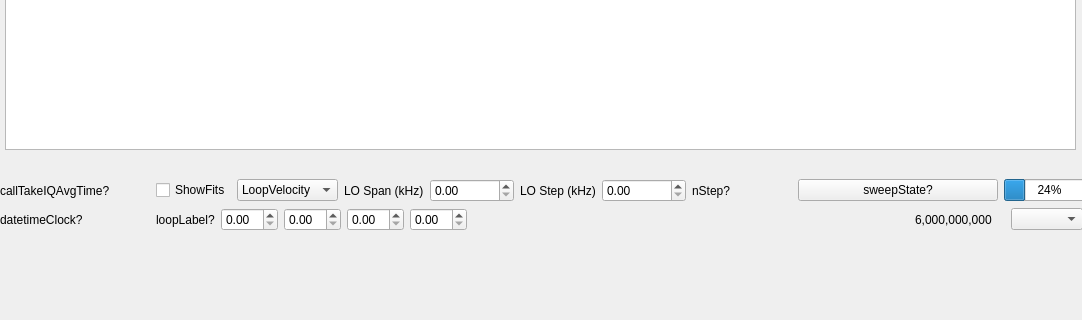
Above: DataReadout/ChannelizerControls/ResonancePlotWidget.ui from adamanderson/MkidDigitalReadout before the change; both pictures show x 0 to 1082 and y 371 to 691 of the 1082 by 691 pixel window. Below: the same form after it.
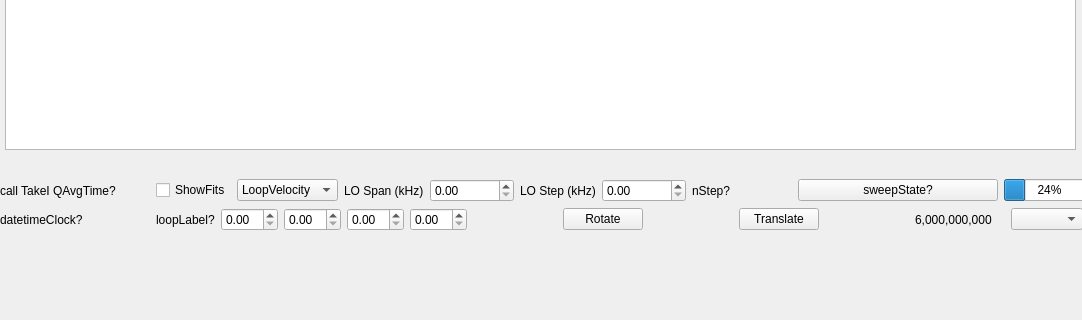
That is the form after the change. Custom widgets are drawn as their Qt base class.

Commit message: Rotate and Translat buttons added

What changed in the file:
```diff
--- a/DataReadout/ChannelizerControls/ResonancePlotWidget.ui
+++ b/DataReadout/ChannelizerControls/ResonancePlotWidget.ui
@@ -47,7 +47,7 @@
          </size>
         </property>
         <property name="text">
-         <string>callTakeIQAvgTime?</string>
+         <string>call TakeI QAvgTime?</string>
         </property>
        </widget>
       </item>
@@ -242,6 +242,46 @@
         </property>
        </widget>
       </item>
+      <item>
+       <spacer name="horizontalSpacer_4">
+        <property name="orientation">
+         <enum>Qt::Horizontal</enum>
+        </property>
+        <property name="sizeHint" stdset="0">
+         <size>
+          <width>40</width>
+          <height>20</height>
+         </size>
+        </property>
+       </spacer>
+      </item>
+      <item>
+       <widget class="QPushButton" name="Rotate">
+        <property name="text">
+         <string>Rotate</string>
+        </property>
+       </widget>
+      </item>
+      <item>
+       <spacer name="horizontalSpacer_3">
+        <property name="orientation">
+         <enum>Qt::Horizontal</enum>
+        </property>
+        <property name="sizeHint" stdset="0">
+         <size>
+          <width>40</width>
+          <height>20</height>
+         </size>
+        </property>
+       </spacer>
+      </item>
+      <item>
+       <widget class="QPushButton" name="Translate">
+        <property name="text">
+         <string>Translate</string>
+        </property>
+       </widget>
+      </item>
       <item>
        <spacer name="horizontalSpacer">
         <property name="orientation">
```
The commit also changes 1 other file.
